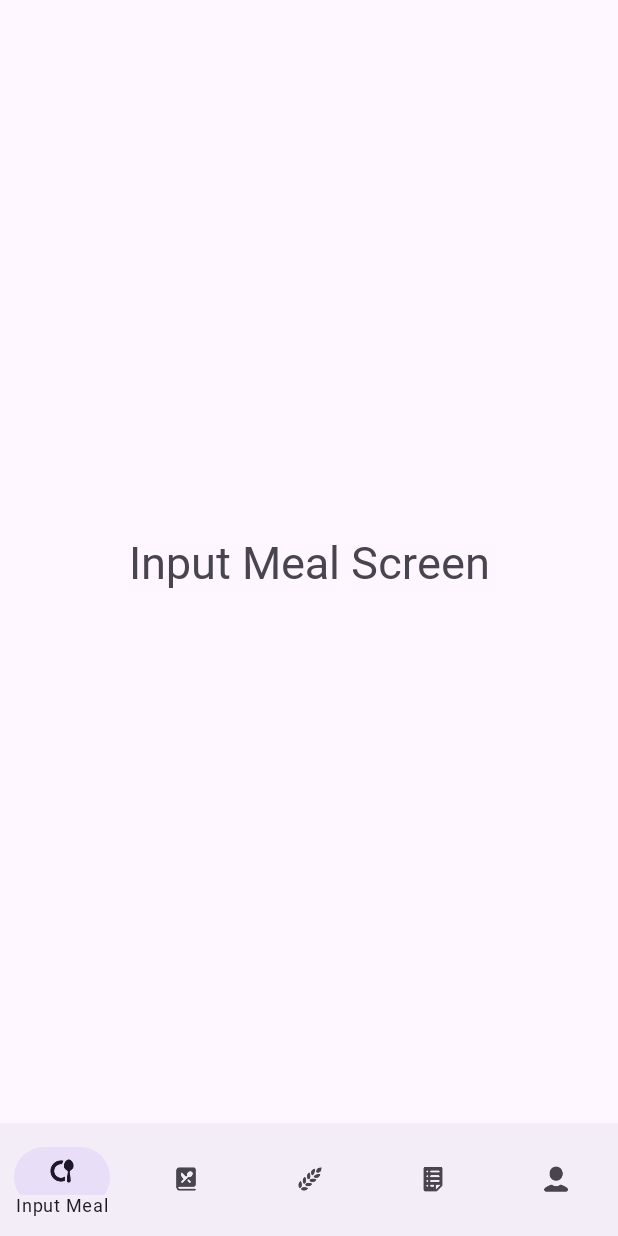
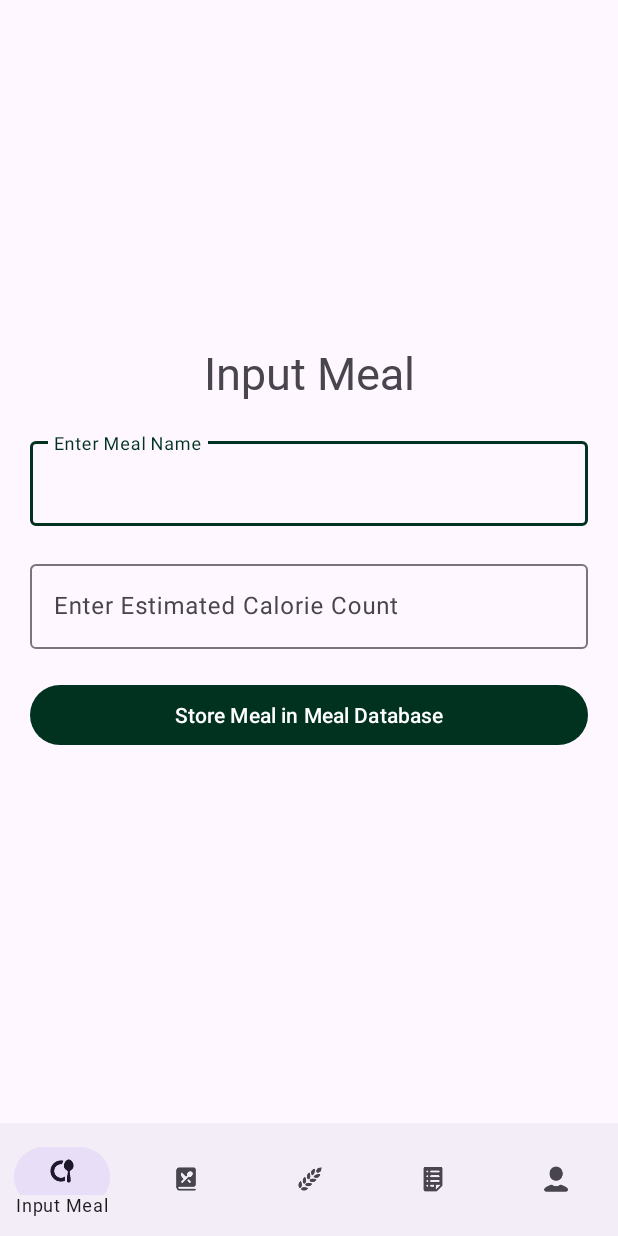
Before and after one commit to Teghpreet3001/GreenPlate, an Android app: the screen it shows after launch once a user with an empty profile is signed in (MainActivity), on a phone screen of 412 x 824 dp. Run offline under Robolectric (Android 15) with nearby library versions, the phone set to English and light mode, and no system bars; our stand-ins replace Firebase (no records; nobody signed in at launch, a user with empty details on screens opened directly); 1 statement that could not run was skipped.

Commit message:
adds input fields and button to input meal page (#16)

```diff
--- a/app/src/main/res/layout/fragment_input_meal.xml
+++ b/app/src/main/res/layout/fragment_input_meal.xml
@@ -5,11 +5,54 @@
     android:layout_height="match_parent"
     tools:context=".views.mainFragments.InputMealFragment">
 
-    <TextView
+    <LinearLayout
         android:layout_width="match_parent"
         android:layout_height="match_parent"
-        android:textSize="30sp"
-        android:gravity="center"
-        android:text="Input Meal Screen" />
+        android:orientation="vertical"
+        android:layout_marginHorizontal="20dp"
+        android:gravity="center" >
+
+        <TextView
+            android:layout_width="match_parent"
+            android:layout_height="wrap_content"
+            android:text="Input Meal"
+            android:textSize="30sp"
+            android:textAlignment="center"
+            android:layout_marginBottom="20dp"/>
+
+        <com.google.android.material.textfield.TextInputLayout
+            android:id="@+id/mealName"
+            android:layout_width="match_parent"
+            android:layout_height="wrap_content"
+            android:layout_marginBottom="20dp">
+
+            <com.google.android.material.textfield.TextInputEditText
+                android:layout_width="match_parent"
+                android:layout_height="wrap_content"
+                android:hint="Enter Meal Name"/>
+
+        </com.google.android.material.textfield.TextInputLayout>
+
+        <com.google.android.material.textfield.TextInputLayout
+            android:id="@+id/mealCalorieCount"
+            android:layout_width="match_parent"
+            android:layout_height="wrap_content"
+            android:layout_marginBottom="20dp">
+
+            <com.google.android.material.textfield.TextInputEditText
+                android:layout_width="match_parent"
+                android:layout_height="wrap_content"
+                android:hint="Enter Estimated Calorie Count"/>
+
+        </com.google.android.material.textfield.TextInputLayout>
+
+        <Button
+            android:id="@+id/storeMealBtn"
+            android:layout_width="match_parent"
+            android:layout_height="wrap_content"
+            android:text="Store Meal in Meal Database"
+            android:layout_marginBottom="20dp"/>
+
+    </LinearLayout>
 
 </FrameLayout>
```
